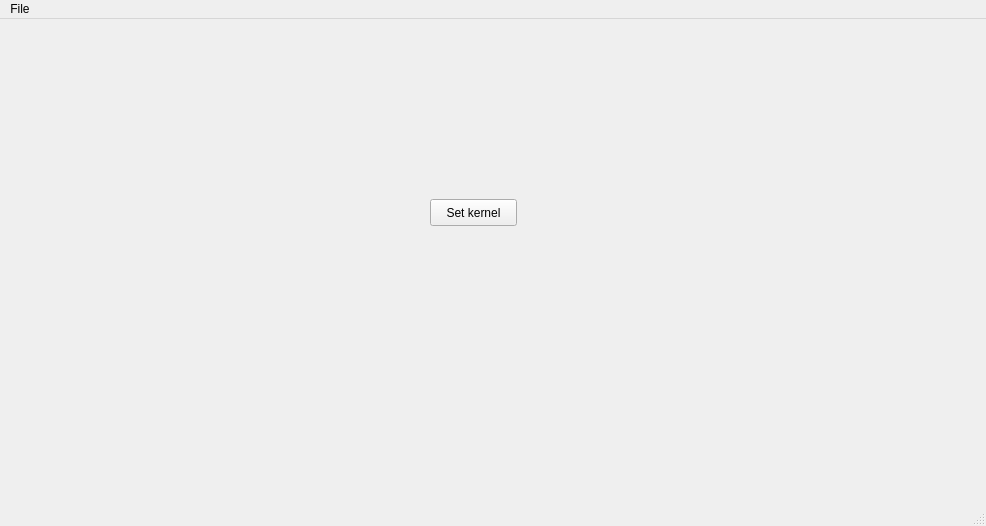
ndob/convolution-testbench, file mainwindow.ui: the form before one commit.
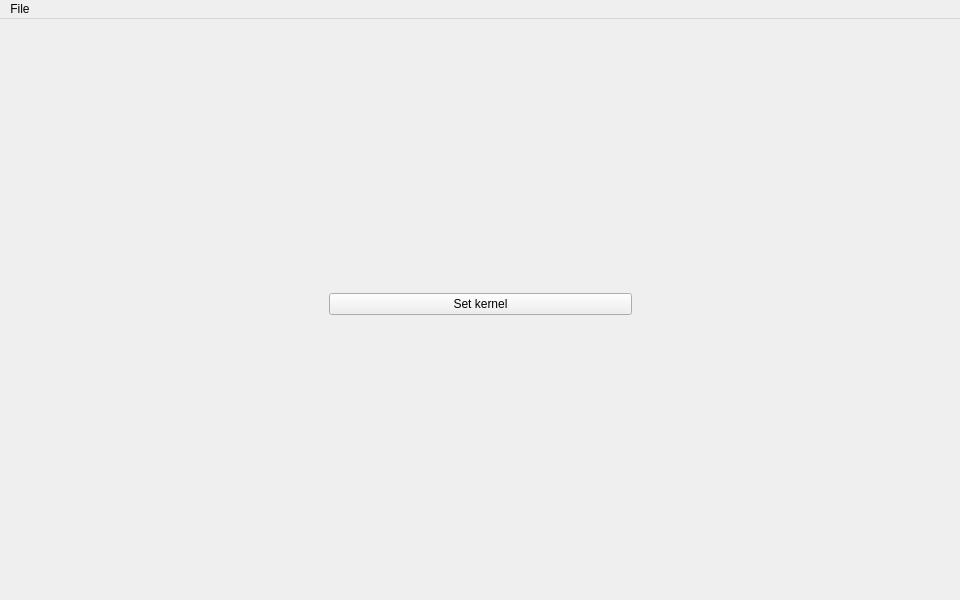
The form after the commit.

Commit message:
Improve main window UI
- Minimum size
- Title
- Wired Quit-action correctly
- Removed status bar

The edit to the form file:
```diff
--- a/mainwindow.ui
+++ b/mainwindow.ui
@@ -6,52 +6,52 @@
    <rect>
     <x>0</x>
     <y>0</y>
-    <width>986</width>
-    <height>526</height>
+    <width>960</width>
+    <height>600</height>
    </rect>
   </property>
+  <property name="minimumSize">
+   <size>
+    <width>960</width>
+    <height>600</height>
+   </size>
+  </property>
   <property name="windowTitle">
    <string>MainWindow</string>
   </property>
   <widget class="QWidget" name="centralWidget">
-   <widget class="QLabel" name="input">
+   <widget class="QWidget" name="horizontalLayoutWidget">
     <property name="geometry">
      <rect>
-      <x>14</x>
-      <y>16</y>
-      <width>401</width>
-      <height>391</height>
+      <x>10</x>
+      <y>0</y>
+      <width>941</width>
+      <height>571</height>
      </rect>
     </property>
-    <property name="text">
-     <string/>
-    </property>
-   </widget>
-   <widget class="QLabel" name="output">
-    <property name="geometry">
-     <rect>
-      <x>524</x>
-      <y>6</y>
-      <width>451</width>
-      <height>421</height>
-     </rect>
-    </property>
-    <property name="text">
-     <string/>
-    </property>
-   </widget>
-   <widget class="QPushButton" name="filterButton">
-    <property name="geometry">
-     <rect>
-      <x>430</x>
-      <y>180</y>
-      <width>87</width>
-      <height>27</height>
-     </rect>
-    </property>
-    <property name="text">
-     <string>Set kernel</string>
-    </property>
+    <layout class="QHBoxLayout" name="horizontalLayout">
+     <item>
+      <widget class="QLabel" name="input">
+       <property name="text">
+        <string/>
+       </property>
+      </widget>
+     </item>
+     <item>
+      <widget class="QPushButton" name="filterButton">
+       <property name="text">
+        <string>Set kernel</string>
+       </property>
+      </widget>
+     </item>
+     <item>
+      <widget class="QLabel" name="output">
+       <property name="text">
+        <string/>
+       </property>
+      </widget>
+     </item>
+    </layout>
    </widget>
   </widget>
   <widget class="QMenuBar" name="menuBar">
@@ -59,7 +59,7 @@
     <rect>
      <x>0</x>
      <y>0</y>
-     <width>986</width>
+     <width>960</width>
      <height>25</height>
     </rect>
    </property>
@@ -74,7 +74,6 @@
    </widget>
    <addaction name="menuFile"/>
   </widget>
-  <widget class="QStatusBar" name="statusBar"/>
   <action name="actionOpen_image">
    <property name="text">
     <string>Open Image...</string>
```
Left out of the diff: 18 changed lines with no effect on the pictures.
